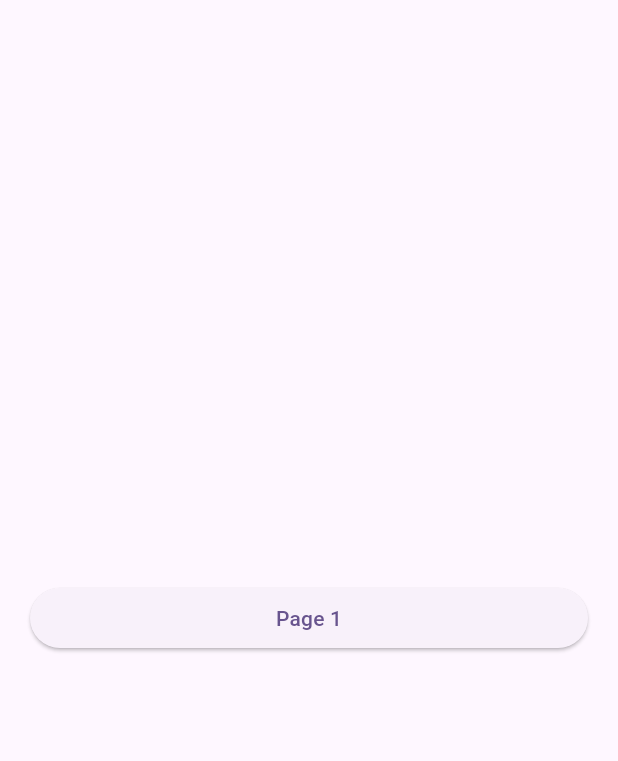
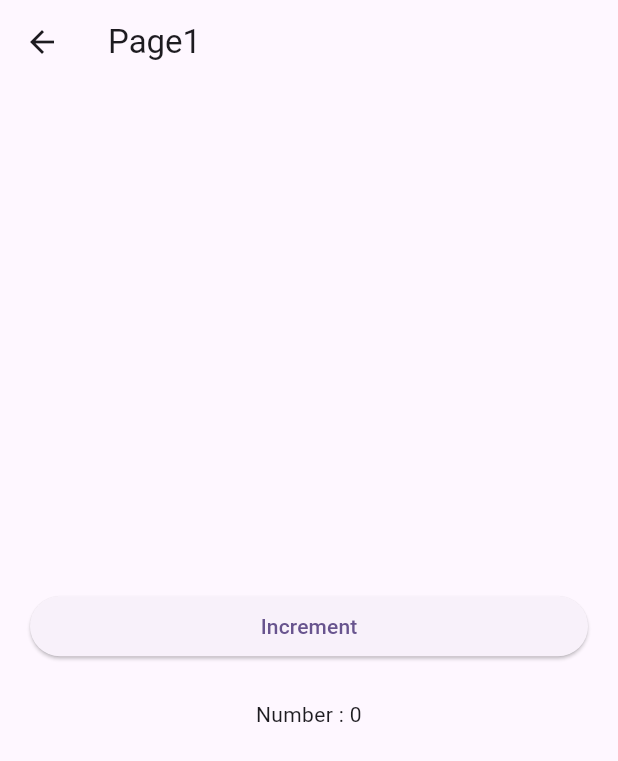
Before and after one commit to devaliakbar/m_test, a Flutter app: the screen it shows after launch, after a tap on "Page 1", on a phone screen of 412 x 824 dp. Shown: the top 761 px of the screen. Run offline on Flutter 3.47's test engine with Material 2 defaults, Android fonts, the phone set to English and light mode, and no system bars.

Commit message:
feat:add pages

```diff
--- a/lib/home/home.dart
+++ b/lib/home/home.dart
@@ -1,4 +1,7 @@
 import 'package:flutter/material.dart';
+
+import '../page1/page1.dart';
+import '../page2/page2.dart';
 
 class Home extends StatelessWidget {
   const Home({super.key});
@@ -6,6 +9,9 @@ class Home extends StatelessWidget {
   @override
   Widget build(BuildContext context) {
     return Scaffold(
+      appBar: AppBar(
+        title: const Text("Home"),
+      ),
       body: SafeArea(
         child: Padding(
           padding: const EdgeInsets.all(20),
@@ -14,8 +20,27 @@ class Home extends StatelessWidget {
             mainAxisAlignment: MainAxisAlignment.center,
             children: [
               ElevatedButton(
-                onPressed: () {},
+                onPressed: () {
+                  Navigator.push(
+                    context,
+                    MaterialPageRoute(
+                      builder: (context) => const Page1(),
+                    ),
+                  );
+                },
                 child: const Text('Page 1'),
+              ),
+              const SizedBox(height: 20),
+              ElevatedButton(
+                onPressed: () {
+                  Navigator.push(
+                    context,
+                    MaterialPageRoute(
+                      builder: (context) => const Page2(),
+                    ),
+                  );
+                },
+                child: const Text('Page 2'),
               )
             ],
           ),
--- /dev/null
+++ b/lib/page1/page1.dart
@@ -0,0 +1,70 @@
+import 'package:flutter/material.dart';
+
+class Page1 extends StatefulWidget {
+  const Page1({super.key});
+
+  @override
+  State<Page1> createState() => _Page1State();
+}
+
+class _Page1State extends State<Page1> {
+  int number = 0;
+
+  @override
+  Widget build(BuildContext context) {
+    return Scaffold(
+      appBar: AppBar(
+        title: const Text("Page1"),
+      ),
+      body: SafeArea(
+        child: Padding(
+          padding: const EdgeInsets.all(20),
+          child: Column(
+            crossAxisAlignment: CrossAxisAlignment.stretch,
+            mainAxisAlignment: MainAxisAlignment.center,
+            children: [
+              ElevatedButton(
+                onPressed: () {
+                  setState(() {
+                    number++;
+                  });
+                },
+                child: const Text("Increment"),
+              ),
+              const SizedBox(height: 25),
+              _SubWidget(number: number),
+            ],
+          ),
+        ),
+      ),
+    );
+  }
+}
+
+class _SubWidget extends StatefulWidget {
+  const _SubWidget({required this.number});
+
+  final int number;
+
+  @override
+  State<_SubWidget> createState() => _SubWidgetState();
+}
+
+class _SubWidgetState extends State<_SubWidget> {
+  String number = "";
+
+  @override
+  void initState() {
+    number = "Number : ${widget.number}";
+
+    super.initState();
+  }
+
+  @override
+  Widget build(BuildContext context) {
+    return Text(
+      number,
+      textAlign: TextAlign.center,
+    );
+  }
+}
```
Also changed, not shown: lib/page1/sub_widget.dart (added, +29 -0 lines), lib/page2/page2.dart (added, +158 -0 lines).
